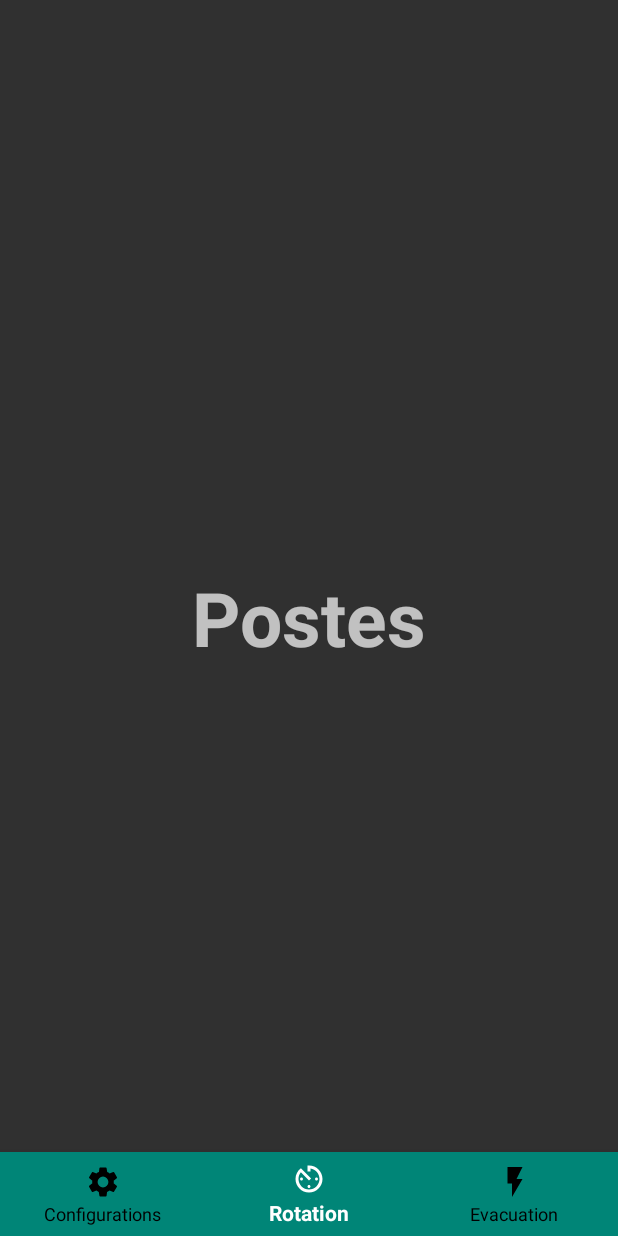
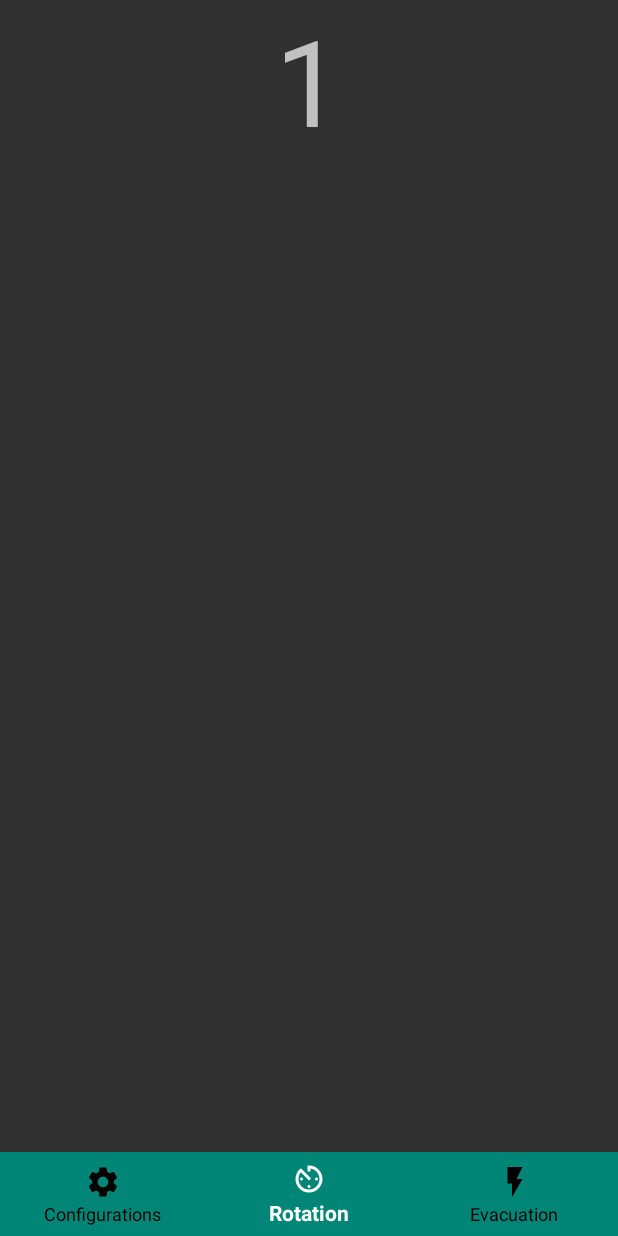
Before and after one commit to NicDN/App-Sauveteur, an Android app: the screen it shows after launch (MainActivity), on a phone screen of 412 x 824 dp. Run offline under Robolectric (Android 15) with nearby library versions, the phone set to English and light mode, and no system bars.

```diff
--- /dev/null
+++ b/app/src/main/java/com/example/myapplication/Rotations/FragmentRotation.java
@@ -0,0 +1,30 @@
+package com.example.myapplication.Rotations;
+
+import android.os.Bundle;
+import android.view.LayoutInflater;
+import android.view.View;
+import android.view.ViewGroup;
+import android.widget.TextView;
+
+import androidx.annotation.NonNull;
+import androidx.annotation.Nullable;
+import androidx.fragment.app.Fragment;
+
+import com.example.myapplication.R;
+
+public class FragmentRotation extends Fragment {
+    @Nullable
+    @Override
+    public View onCreateView(@NonNull LayoutInflater inflater, @Nullable ViewGroup container, @Nullable Bundle savedInstanceState) {
+        final  View view;
+        Bundle bundle=getArguments();
+        int heure=bundle.getInt("Heure");
+
+        view=inflater.inflate(R.layout.layout_rotations_fragment,container,false);
+        TextView txtViewHeure=(TextView) view.findViewById(R.id.txtViewHeure);
+        txtViewHeure.setText(Integer.toString(heure));
+
+        return view;
+       // return super.onCreateView(inflater, container, savedInstanceState);
+    }
+}
--- a/app/src/main/java/com/example/myapplication/Rotations/MainActivity.java
+++ b/app/src/main/java/com/example/myapplication/Rotations/MainActivity.java
@@ -4,9 +4,11 @@ package com.example.myapplication.Rotations;
 import android.content.Intent;
 import android.os.Bundle;
 import android.view.MenuItem;
+import android.view.View;
 
 import androidx.annotation.NonNull;
 import androidx.appcompat.app.AppCompatActivity;
+import androidx.viewpager.widget.ViewPager;
 
 import com.example.myapplication.Configuration.ConfigurationActivity;
 import com.example.myapplication.Evacuation.Evacuation;
@@ -21,7 +23,7 @@ public class MainActivity extends AppCompatActivity {
         setContentView(R.layout.activity_main);
 
         initialisationBarreNavigation();
-
+        initViewPagerRotations();
     }
 
     private void initialisationBarreNavigation() {
@@ -53,4 +55,12 @@ public class MainActivity extends AppCompatActivity {
             }
         });
     }
+
+    private void initViewPagerRotations(){
+        ViewPager viewPagerRotations=(ViewPager)findViewById(R.id.viewPage_rotations);
+        viewPagerRotations.setOffscreenPageLimit(1);
+        SwipeRotationsAdapter swipeRotationsAdapter=new SwipeRotationsAdapter(getSupportFragmentManager());
+        viewPagerRotations.setAdapter(swipeRotationsAdapter);
+        viewPagerRotations.setCurrentItem(0);
+    }
 }
--- /dev/null
+++ b/app/src/main/java/com/example/myapplication/Rotations/SwipeRotationsAdapter.java
@@ -0,0 +1,27 @@
+package com.example.myapplication.Rotations;
+
+import android.os.Bundle;
+
+import androidx.fragment.app.Fragment;
+import androidx.fragment.app.FragmentManager;
+import androidx.fragment.app.FragmentStatePagerAdapter;
+
+public class SwipeRotationsAdapter extends FragmentStatePagerAdapter {
+
+    public SwipeRotationsAdapter(FragmentManager fm){super (fm);}
+
+    @Override
+    public Fragment getItem(int position) {
+        Fragment rotationsFragment=new FragmentRotation();
+        Bundle bundle=new Bundle();
+        bundle.putInt("Heure",position+1);
+        rotationsFragment.setArguments(bundle);
+
+        return rotationsFragment;
+    }
+
+    @Override
+    public int getCount() {
+        return 10;
+    }
+}
--- a/app/src/main/res/layout/activity_main.xml
+++ b/app/src/main/res/layout/activity_main.xml
@@ -8,13 +8,12 @@
     tools:context=".Rotations.MainActivity"
     >
 
-    <TextView
-        android:layout_width="wrap_content"
-        android:layout_height="wrap_content"
-        android:text="Postes"
-        android:textSize="50sp"
-        android:textStyle="bold"
-        android:layout_centerInParent="true"/>
+    <androidx.viewpager.widget.ViewPager
+        android:id="@+id/viewPage_rotations"
+        android:layout_width="match_parent"
+        android:layout_height="match_parent">
+
+    </androidx.viewpager.widget.ViewPager>
     <com.google.android.material.bottomnavigation.BottomNavigationView
         android:layout_width="match_parent"
         android:layout_height="wrap_content"
--- /dev/null
+++ b/app/src/main/res/layout/layout_rotations_fragment.xml
@@ -0,0 +1,14 @@
+<?xml version="1.0" encoding="utf-8"?>
+<LinearLayout xmlns:android="http://schemas.android.com/apk/res/android"
+    android:orientation="vertical" android:layout_width="match_parent"
+    android:layout_height="match_parent">
+
+    <TextView
+        android:layout_width="wrap_content"
+        android:layout_height="wrap_content"
+        android:textSize="80dp"
+        android:layout_gravity="center_horizontal"
+        android:text="heure"
+        android:id="@+id/txtViewHeure"/>
+
+</LinearLayout>
```
